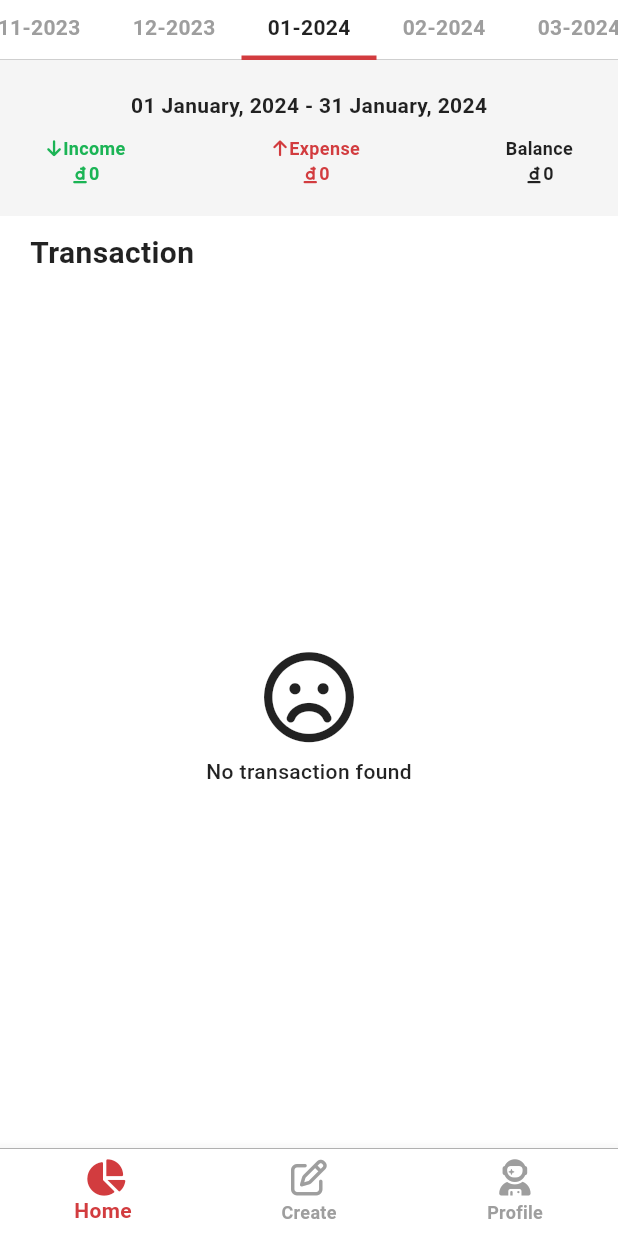
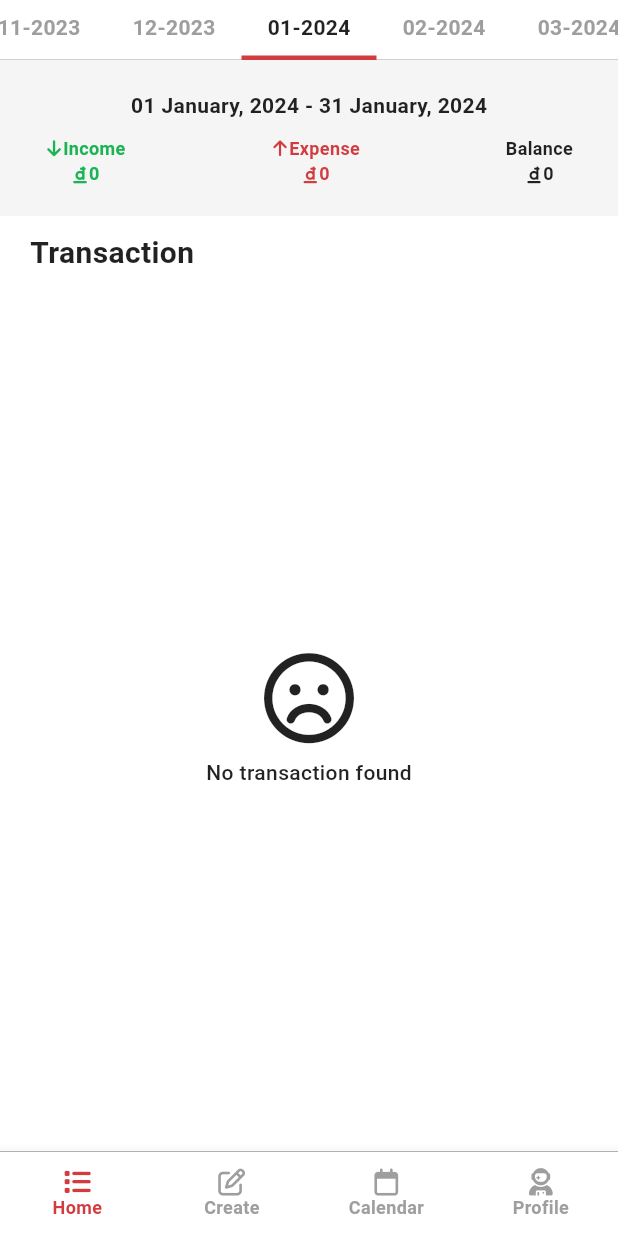
Before and after one commit to hieunmh/PEDFI, a Flutter app: the screen it shows after launch, after a tap on an icon or button, on a phone screen of 412 x 824 dp. Run offline on Flutter 3.47's test engine with Material 3 defaults, Android fonts, the phone set to English and light mode, and no system bars; our stand-ins replace currency_text_input_formatter, flutter_dotenv, flutter_slidable, font_awesome_flutter, get, loading_animation_widget and 4 more; missing offline and left inert: board_datetime_picker, chart_sparkline, dart:ffi; accounts and stored records are empty.

Commit message:
ui: calendar ui

```diff
--- a/lib/pages/application/application_bindings.dart
+++ b/lib/pages/application/application_bindings.dart
@@ -1,6 +1,7 @@
 
 import 'package:get/get.dart';
 import 'package:pedfi/pages/application/application_controller.dart';
+import 'package:pedfi/pages/application/calendar/calendar_controller.dart';
 import 'package:pedfi/pages/application/create/create_tran_controller.dart';
 import 'package:pedfi/pages/application/home/home_controller.dart';
 import 'package:pedfi/pages/application/profile/profile_controller.dart';
@@ -13,5 +14,6 @@ class ApplicationBindings extends Bindings {
     Get.lazyPut(() => ProfileController());
     Get.lazyPut(() => HomeController());
     Get.lazyPut(() => CreateTranController());
+    Get.lazyPut(() => CalendarController());
   }
 }
--- a/lib/pages/application/application_controller.dart
+++ b/lib/pages/application/application_controller.dart
@@ -20,19 +20,20 @@ class ApplicationController extends GetxController {
 
   final bottomNavBar = const [
     BottomNavigationBarItem(
-      activeIcon: Icon(FontAwesomeIcons.chartPie),
       label: 'Home',
-      icon: Icon(FontAwesomeIcons.chartPie)
+      icon: Icon(FontAwesomeIcons.list, size: 18)
     ),
     BottomNavigationBarItem(
-      activeIcon: Icon(FontAwesomeIcons.penToSquare),
       label: 'Create',
-      icon: Icon(FontAwesomeIcons.penToSquare)
+      icon: Icon(FontAwesomeIcons.penToSquare, size: 18)
     ),
     BottomNavigationBarItem(
-      activeIcon: Icon(FontAwesomeIcons.userAstronaut),
+      label: 'Calendar',
+      icon: Icon(FontAwesomeIcons.calendar, size: 18)
+    ),
+    BottomNavigationBarItem(
       label: 'Profile',
-      icon: Icon(FontAwesomeIcons.userAstronaut)
+      icon: Icon(FontAwesomeIcons.userAstronaut, size: 18)
     )
 
   ];
--- a/lib/pages/application/application_view.dart
+++ b/lib/pages/application/application_view.dart
@@ -2,6 +2,7 @@ import 'package:flutter/material.dart';
 import 'package:get/get.dart';
 import 'package:pedfi/consts/app_color.dart';
 import 'package:pedfi/pages/application/application_controller.dart';
+import 'package:pedfi/pages/application/calendar/calendar_view.dart';
 import 'package:pedfi/pages/application/create/create_tran_view.dart';
 import 'package:pedfi/pages/application/home/home_view.dart';
 import 'package:pedfi/pages/application/profile/proflie_view.dart';
@@ -30,6 +31,7 @@ class ApplicationPage extends GetView<ApplicationController> {
         children: const [
           HomePage(),
           CreateTransactionPage(),
+          CalendarPage(),
           ProfilePage(),
         ],
       ),
@@ -49,6 +51,7 @@ class ApplicationPage extends GetView<ApplicationController> {
             highlightColor: Colors.transparent,
           ),
           child: BottomNavigationBar(
+            type: BottomNavigationBarType.fixed,
             backgroundColor: bgcolor,
             items: controller.bottomNavBar,
             currentIndex: controller.state.value,
@@ -56,10 +59,12 @@ class ApplicationPage extends GetView<ApplicationController> {
             unselectedItemColor: themeState.getDarkTheme ? Colors.white : Colors.grey.shade500,
             selectedItemColor: AppColor.commonColor,
             unselectedLabelStyle: const TextStyle(
-              fontWeight: FontWeight.w700
+              fontWeight: FontWeight.w700,
+              fontSize: 12
             ),
             selectedLabelStyle: const TextStyle(
-              fontWeight: FontWeight.w700
+              fontWeight: FontWeight.w700,
+              fontSize: 12
             ),
           ),
         ),
--- /dev/null
+++ b/lib/pages/application/calendar/calendar_bindings.dart
@@ -0,0 +1,11 @@
+import 'package:get/get.dart';
+import 'package:pedfi/pages/application/calendar/calendar_controller.dart';
+
+class CalendarBindings extends Bindings {
+
+  @override
+  void dependencies() {
+    Get.lazyPut(() => CalendarController());
+  }
+
+}
--- /dev/null
+++ b/lib/pages/application/calendar/calendar_controller.dart
@@ -0,0 +1,5 @@
+import 'package:get/get.dart';
+
+class CalendarController extends GetxController {
+
+}
--- /dev/null
+++ b/lib/pages/application/calendar/calendar_view.dart
@@ -0,0 +1,58 @@
+import 'package:flutter/material.dart';
+import 'package:flutter/widgets.dart';
+import 'package:get/get.dart';
+import 'package:pedfi/consts/app_color.dart';
+import 'package:pedfi/pages/application/calendar/calendar_controller.dart';
+import 'package:pedfi/provider/dark_theme_provider.dart';
+import 'package:provider/provider.dart';
+import 'package:table_calendar/table_calendar.dart';
+
+class CalendarPage extends GetView<CalendarController> {
+  const CalendarPage({super.key});
+
+  @override
+  Widget build(BuildContext context) {
+
+    final themeState = Provider.of<DarkThemeProvider>(context);
+
+    // final Color color = themeState.getDarkTheme ?
+    // AppColor.textDarkThemeColor : AppColor.textLightThemeColor;
+
+    final Color bgcolor = themeState.getDarkTheme ?
+    AppColor.bgDarkThemeColor : AppColor.bgLightThemeColor;
+
+    return Scaffold(
+      backgroundColor: bgcolor,
+      appBar: AppBar(
+        backgroundColor: bgcolor,
+      ),
+      body: Column(
+        children: [
+          Container(
+            padding: const EdgeInsets.all(20),
+            child: TableCalendar(
+              focusedDay: DateTime.now(),
+              firstDay: DateTime(1000),
+              lastDay: DateTime(3000),
+              startingDayOfWeek: StartingDayOfWeek.monday,
+              calendarStyle: CalendarStyle(
+                outsideDaysVisible: false,
+                defaultTextStyle: TextStyle(color: Colors.blue.shade600, fontWeight: FontWeight.w700),
+                todayTextStyle: const TextStyle(color: Colors.white, fontWeight: FontWeight.w700),
+                weekendTextStyle: const TextStyle(color: AppColor.commonColor, fontWeight: FontWeight.w700),
+                outsideTextStyle: const TextStyle(color: Colors.grey, fontWeight: FontWeight.w700),
+                todayDecoration: const BoxDecoration(
+                  color: AppColor.commonColor,
+                  shape: BoxShape.circle
+                ),
+              ),
+              onFormatChanged: (format) {
+
+              },
+            ),
+          )
+        ],
+      ),
+    );
+  }
+}
--- a/pubspec.yaml
+++ b/pubspec.yaml
@@ -28,6 +28,7 @@ dependencies:
   web_socket_channel: ^2.4.5
   currency_text_input_formatter: ^2.2.3
   url_launcher: ^6.2.6
+  table_calendar: ^3.1.1
 
 dev_dependencies:
   flutter_test:
```
Also changed, not shown: pubspec.lock.
